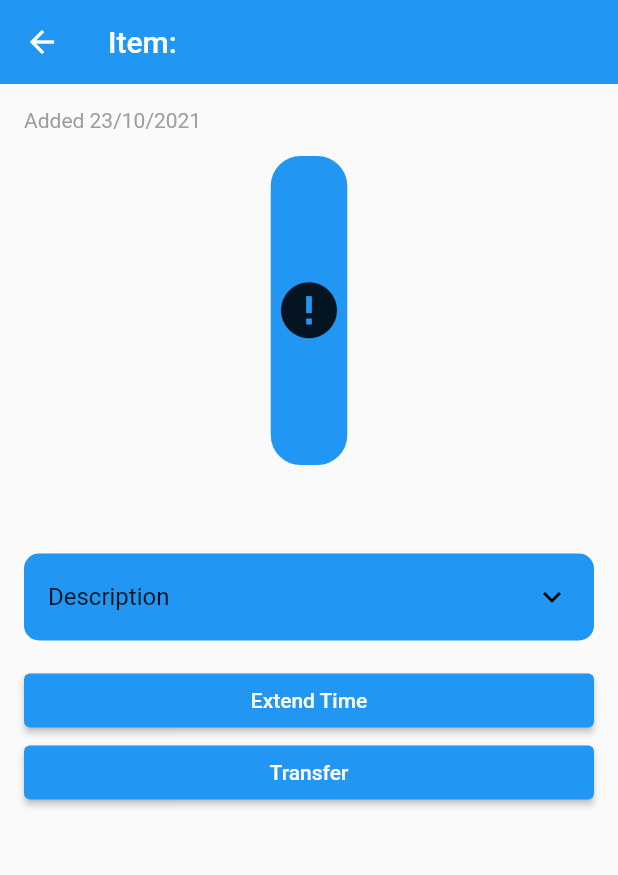
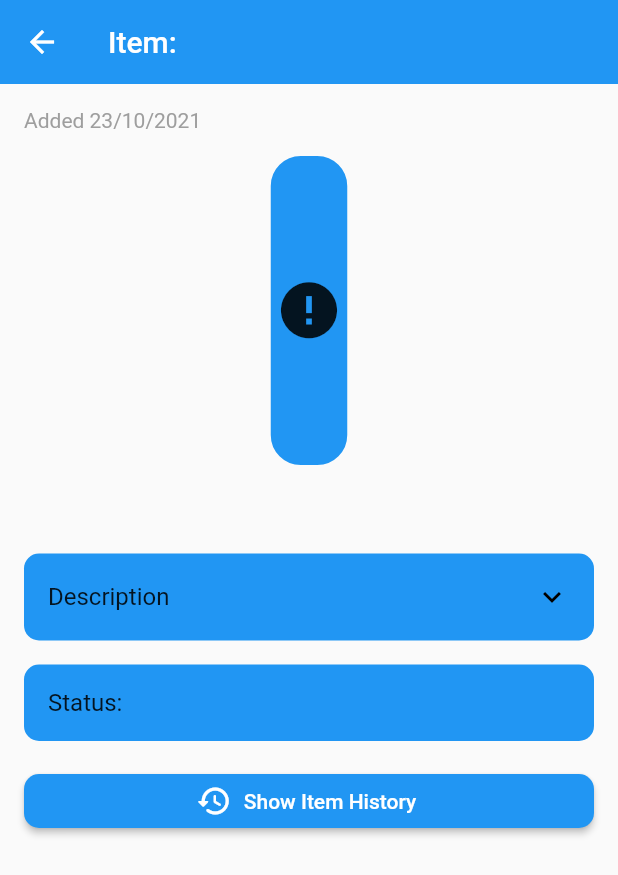
Before and after one commit to Reszkettle/lend-me, a Flutter app: the ItemDetails screen opened directly with empty values, on a phone screen of 412 x 824 dp. Shown: the top 875 px of the screen. Run offline on Flutter 3.47's test engine with Material 2 defaults, Android fonts, the phone set to English and light mode, and no system bars; drawn by our look-alikes of cached_network_image; our stand-ins replace cloud_firestore, cloud_functions, firebase_auth, firebase_core, firebase_storage, flutter_signin_button and 6 more; missing offline and left inert: flutter_facebook_auth; accounts and stored records are empty; network calls fail.

Commit message:
History button added

```diff
--- a/frontend/lendme/lib/screens/other/item_details.dart
+++ b/frontend/lendme/lib/screens/other/item_details.dart
@@ -1,16 +1,10 @@
-import 'dart:io';
+
 import 'package:cached_network_image/cached_network_image.dart';
 import 'package:flutter/material.dart';
-import 'package:cloud_firestore/cloud_firestore.dart';
-import 'package:image_picker/image_picker.dart';
+import 'package:lendme/components/loadable_area.dart';
 import 'package:lendme/models/item.dart';
 import 'package:lendme/models/user.dart';
-import 'package:lendme/services/auth_service.dart';
-import 'package:permission_handler/permission_handler.dart';
 import 'package:lendme/repositories/item_repository.dart';
-import 'package:lendme/exceptions/exceptions.dart';
-import 'package:lendme/components/loadable_area.dart';
-import 'package:lendme/utils/ui/error_snackbar.dart';
 import 'package:provider/provider.dart';
 
 enum ItemStatus {
@@ -86,8 +80,9 @@ class _ItemDetailsState extends State<ItemDetails> {
         if (item?.description != null)
           _description(context, item),
         const SizedBox(height: 16.0),
-        if (itemStatus != null)
-          actionButtons(itemStatus)
+        _statusPanel(item, itemStatus),
+        const SizedBox(height: 16.0),
+        _historyButton(),
       ],
     );
   }
@@ -204,6 +199,53 @@ class _ItemDetailsState extends State<ItemDetails> {
     );
   }
 
+  Widget _statusPanel(Item? item, ItemStatus? itemStatus) {
+    return Column(
+      crossAxisAlignment: CrossAxisAlignment.stretch,
+      children: [
+        Container(
+          decoration: BoxDecoration(
+              color: Theme.of(context).primaryColor,
+              borderRadius: const BorderRadius.all(Radius.circular(10))
+          ),
+          padding: const EdgeInsets.all(16),
+          child: Column(
+            crossAxisAlignment: CrossAxisAlignment.start,
+            children: [
+              Row(
+                children: [
+                  const Text("Status:",
+                    style: TextStyle(
+                      fontSize: 16,
+                    )
+                  ),
+                ],
+              ),
+            ],
+          ),
+        ),
+      ],
+    );
+  }
+
+  Widget _historyButton() {
+    return Column(
+      crossAxisAlignment: CrossAxisAlignment.stretch,
+      children: [
+        ElevatedButton.icon(
+          label: const Text('Show Item History'),
+          icon: const Icon(Icons.history_rounded),
+          style: ElevatedButton.styleFrom(
+            shape: RoundedRectangleBorder(borderRadius: BorderRadius.circular(10.0)),
+          ),
+          onPressed: () {
+            // TODO: Extend time action
+          },
+        ),
+      ],
+    );
+  }
+
   ItemStatus getItemStatus(Item item, User user) {
     if (item.lentById == user.uid) {
       return ItemStatus.borrowedByMe;
@@ -216,63 +258,4 @@ class _ItemDetailsState extends State<ItemDetails> {
     }
   }
 
-  Widget actionButtons(ItemStatus itemStatus) {
-    if (itemStatus == ItemStatus.borrowedByMe) {
-      return actionButtonsBorrowed();
-    } else if (itemStatus == ItemStatus.lentFromMe) {
-      return actionButtonsLent();
-    } else if (itemStatus == ItemStatus.myAvailableItem) {
-      return actionButtonsAvailable();
-    } else {
-      return Container();
-    }
-  }
-
-  Widget actionButtonsAvailable() {
-    return Column(
-      crossAxisAlignment: CrossAxisAlignment.stretch,
-      children: [
-        ElevatedButton(
-          child: const Text('Lend'),
-          onPressed: () {
-            // TODO: Lent action
-          },
-        ),
-      ],
-    );
-  }
-
-  Widget actionButtonsLent() {
-    return Column(
-      crossAxisAlignment: CrossAxisAlignment.stretch,
-      children: [
-        ElevatedButton(
-          child: const Text('Confirm Return'),
-          onPressed: () {
-            // TODO: Confirm return action
-          },
-        ),
-      ],
-    );
-  }
-
-  Widget actionButtonsBorrowed() {
-    return Column(
-      crossAxisAlignment: CrossAxisAlignment.stretch,
-      children: [
-        ElevatedButton(
-          child: const Text('Extend Time'),
-          onPressed: () {
-            // TODO: Extend time action
-          },
-        ),
-        ElevatedButton(
-          child: const Text('Transfer'),
-          onPressed: () {
-            // TODO: Transfer action
-          },
-        ),
-      ],
-    );
-  }
 }
```
